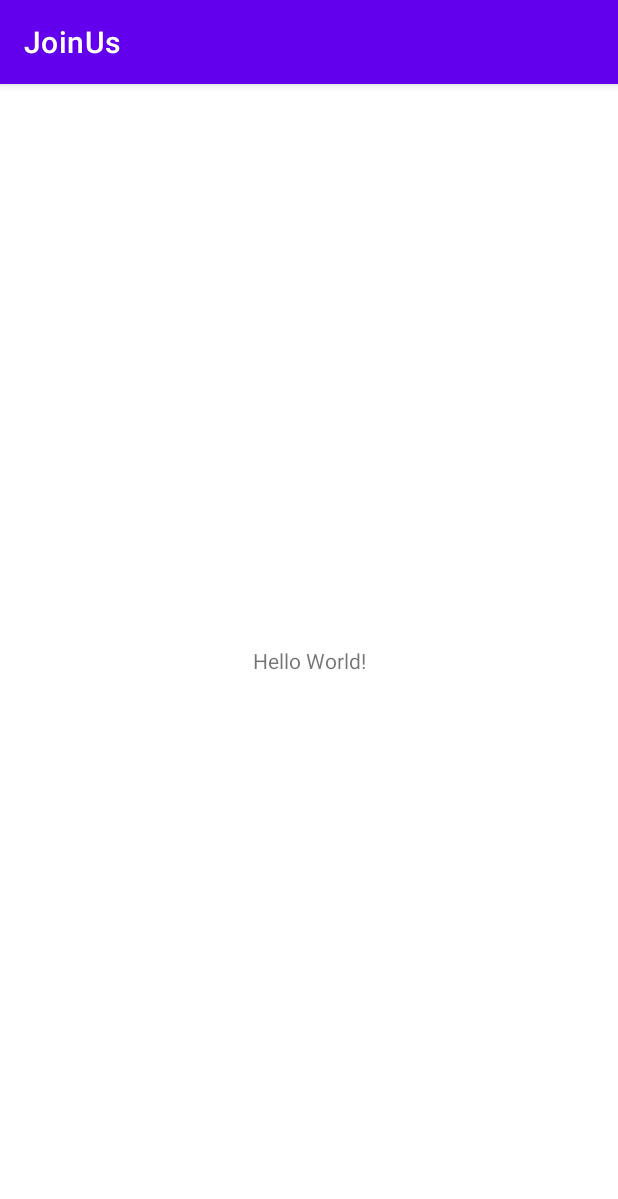
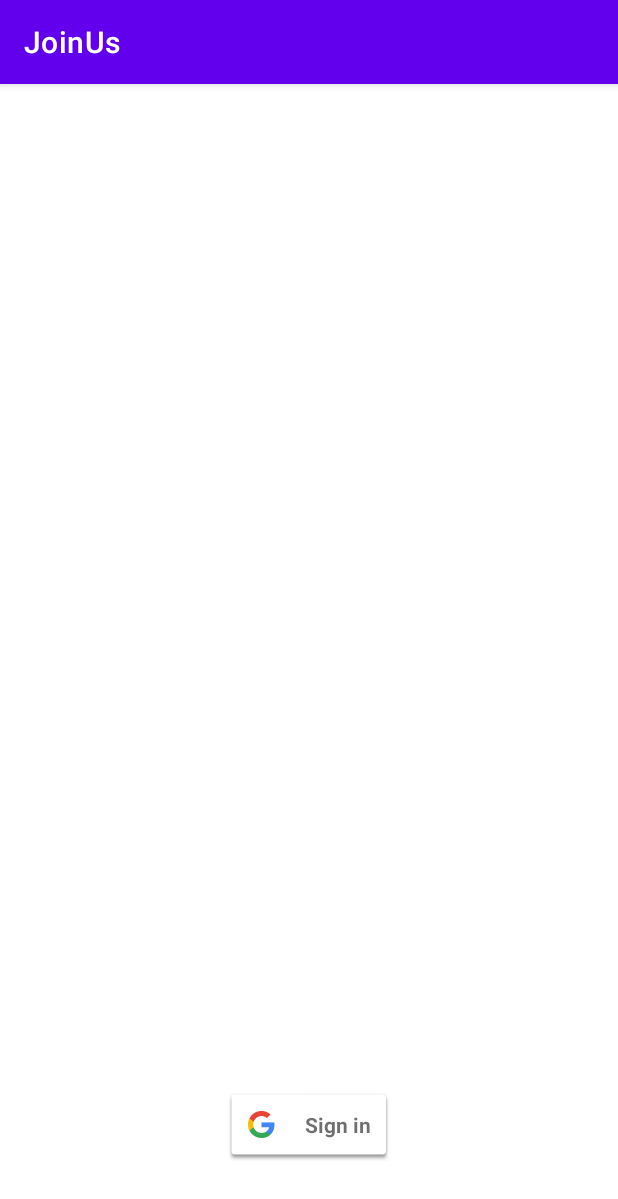
Before and after one commit to Songgyubin/mobile-d-android, an Android app: the screen it shows after launch (LoginActivity), on a phone screen of 412 x 824 dp. Shown: the top 1199 px of the screen. Run offline under Robolectric (Android 15) with nearby library versions, the phone set to English and light mode, and no system bars.

Commit message:
google login setting

```diff
--- a/app/build.gradle
+++ b/app/build.gradle
@@ -54,6 +54,9 @@ dependencies {
     def okhttpVer = "3.14.9"
     implementation "com.squareup.okhttp3:okhttp:$okhttpVer"
 
+    // google Login
+    def googleLoginVer = "19.2.0"
+    implementation "com.google.android.gms:play-services-auth:$googleLoginVer"
 
     testImplementation 'junit:junit:4.13.2'
     androidTestImplementation 'androidx.test.ext:junit:1.1.3'
--- a/app/src/main/java/op/gg/joinus/login/LoginActivity.kt
+++ b/app/src/main/java/op/gg/joinus/login/LoginActivity.kt
@@ -2,15 +2,29 @@ package op.gg.joinus.login
 
 import android.os.Bundle
 import androidx.appcompat.app.AppCompatActivity
+import com.google.android.gms.auth.api.signin.GoogleSignIn
+import com.google.android.gms.auth.api.signin.GoogleSignInClient
+import com.google.android.gms.auth.api.signin.GoogleSignInOptions
 import op.gg.joinus.R
 
 class LoginActivity : AppCompatActivity() {
+
+    private lateinit var googleSignInOptions: GoogleSignInOptions
+    private lateinit var googleSignInClient: GoogleSignInClient
 
     override fun onCreate(savedInstanceState: Bundle?) {
         setTheme(R.style.Theme_JoinUs)
         super.onCreate(savedInstanceState)
         setContentView(R.layout.activity_login)
 
+        initLogin()
+    }
+
+    private fun initLogin() {
+        googleSignInOptions = GoogleSignInOptions.Builder(GoogleSignInOptions.DEFAULT_SIGN_IN)
+            .requestEmail() // email addresses도 요청함
+            .build();
+        googleSignInClient = GoogleSignIn.getClient(this, googleSignInOptions);
     }
 
 }
--- a/app/src/main/res/layout/activity_login.xml
+++ b/app/src/main/res/layout/activity_login.xml
@@ -4,15 +4,15 @@
     xmlns:tools="http://schemas.android.com/tools"
     android:layout_width="match_parent"
     android:layout_height="match_parent"
-    tools:context=".SplashActivity">
+    >
 
-    <TextView
+    <com.google.android.gms.common.SignInButton
         android:layout_width="wrap_content"
         android:layout_height="wrap_content"
-        android:text="Hello World!"
         app:layout_constraintBottom_toBottomOf="parent"
         app:layout_constraintLeft_toLeftOf="parent"
         app:layout_constraintRight_toRightOf="parent"
-        app:layout_constraintTop_toTopOf="parent" />
+        android:layout_marginBottom="50dp"
+         />
 
 </androidx.constraintlayout.widget.ConstraintLayout>
```
